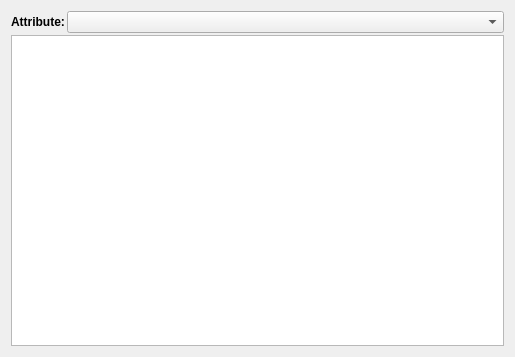
Before: the Qt Designer form Qt/Components/Resources/UI/pqFindDataCurrentSelectionFrame.ui in Kitware/ParaView, drawn with Qt 5.
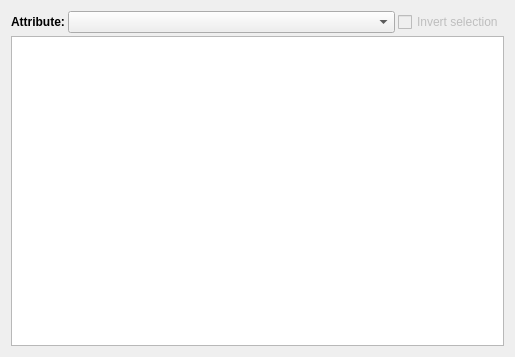
After: the same form once the commit is applied. Custom widgets are drawn as their Qt base class.

Commit message:
FindData: Invert Selection bug fix
When selecting cells or points using `Select Blocks` or equivalents in
the selection toolbar, the Find Data widget was unable to invert the
selection, like it was in 5.9.1.

In order to be able to invert any input that was given by the user, the
invert checkbox needed to be moved in the display panel, with run-time
handling of the invert flag directly written in
`pqFindDataCurrentSelectionFrame`.

After this commit, `FindData` widget behaves the same was as its
previous dialog form w.r.t. inverting selections.

Patch:
```diff
--- a/Qt/Components/Resources/UI/pqFindDataCurrentSelectionFrame.ui
+++ b/Qt/Components/Resources/UI/pqFindDataCurrentSelectionFrame.ui
@@ -13,9 +13,9 @@
   <property name="windowTitle">
    <string>Form</string>
   </property>
-  <layout class="QGridLayout" name="gridLayout">
+  <layout class="QGridLayout" name="gridLayout" columnstretch="0,1,0">
    <property name="spacing">
-    <number>2</number>
+    <number>3</number>
    </property>
    <item row="0" column="0">
     <widget class="QLabel" name="label_6">
@@ -37,7 +37,7 @@
      </property>
     </widget>
    </item>
-   <item row="1" column="0" colspan="2">
+   <item row="1" column="0" colspan="3">
     <widget class="pqSpreadSheetViewWidget" name="spreadsheet">
      <property name="sizePolicy">
       <sizepolicy hsizetype="Preferred" vsizetype="MinimumExpanding">
@@ -65,6 +65,19 @@
      </property>
     </widget>
    </item>
+   <item row="0" column="2">
+    <widget class="QCheckBox" name="invertSelectionCheckBox">
+     <property name="enabled">
+      <bool>false</bool>
+     </property>
+     <property name="toolTip">
+      <string>Invert the selection</string>
+     </property>
+     <property name="text">
+      <string>Invert selection</string>
+     </property>
+    </widget>
+   </item>
   </layout>
  </widget>
  <customwidgets>
```
The commit also changes 5 other files.
